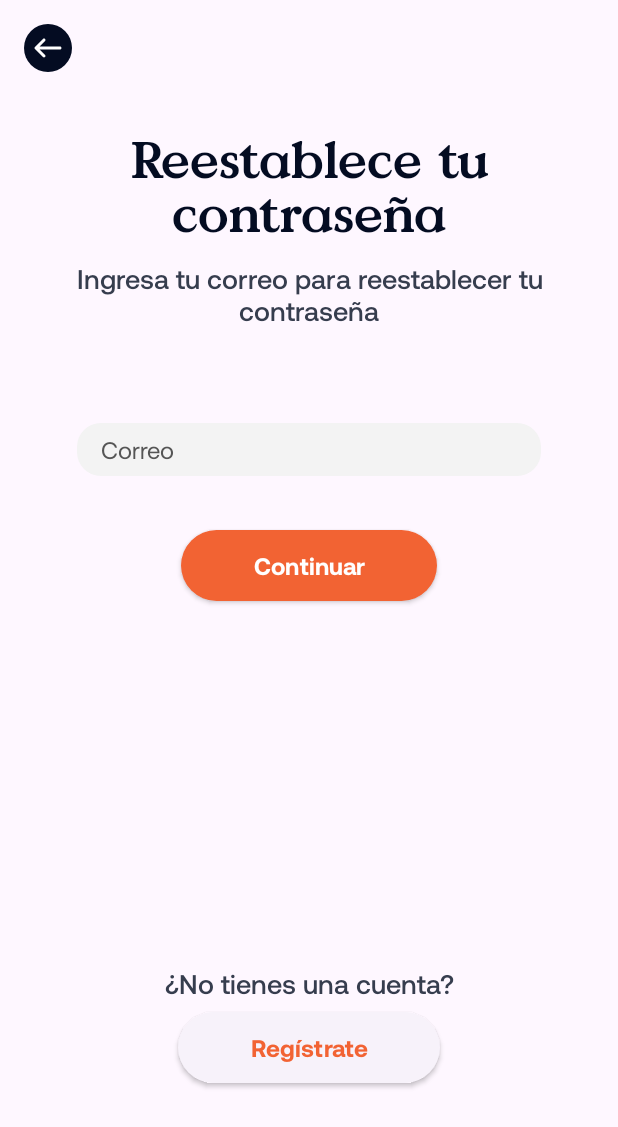
After one commit to angelb5/Tablemate, an Android app: the ForgotPasswordActivity screen opened directly, with no data from a screen before it, on a phone screen of 412 x 824 dp. The commit adds this screen. Shown: the top 1127 px of the screen. Run offline under Robolectric (Android 15) with nearby library versions, the phone set to English and light mode, and no system bars; our stand-ins replace Firebase (no records; nobody signed in at launch, a user with empty details on screens opened directly).

Commit message:
Flujo olvide contraseña

```diff
--- a/app/src/main/java/pe/edu/pucp/tablemate/Cliente/ClienteHomeActivity.java
+++ b/app/src/main/java/pe/edu/pucp/tablemate/Cliente/ClienteHomeActivity.java
@@ -3,24 +3,30 @@ package pe.edu.pucp.tablemate.Cliente;
 import android.content.Intent;
 import android.os.Bundle;
 import android.view.MenuItem;
+import android.widget.TextView;
 
 import androidx.annotation.NonNull;
 import androidx.appcompat.app.AppCompatActivity;
 
 import com.google.android.material.bottomnavigation.BottomNavigationView;
 import com.google.android.material.navigation.NavigationBarView;
+import com.google.firebase.auth.FirebaseAuth;
 
 import pe.edu.pucp.tablemate.Helpers.BottomNavigationViewHelper;
 import pe.edu.pucp.tablemate.R;
 
 public class ClienteHomeActivity extends AppCompatActivity {
     BottomNavigationView bottomNavigationView;
+    TextView tvHola;
     @Override
     protected void onCreate(Bundle savedInstanceState) {
         super.onCreate(savedInstanceState);
         setContentView(R.layout.activity_cliente_home);
 
         setBottomNavigationView();
+        tvHola = findViewById(R.id.tvClienteHomeHola);
+
+        tvHola.setText("Hola "+FirebaseAuth.getInstance().getCurrentUser().getDisplayName()+"!");
     }
 
     public void setBottomNavigationView(){
--- a/app/src/main/res/color/nav_icon_color.xml
+++ b/app/src/main/res/color/nav_icon_color.xml
@@ -1,5 +1,5 @@
 <?xml version="1.0" encoding="utf-8"?>
 <selector xmlns:android="http://schemas.android.com/apk/res/android">
-    <item android:color="@color/grey"/>
+    <item android:color="@color/grey" android:state_checked="false"/>
     <item android:color="@color/orange_main" android:state_checked="true"/>
 </selector>
--- /dev/null
+++ b/app/src/main/res/drawable/background_arrow_left_circle.xml
@@ -0,0 +1,29 @@
+
+<layer-list xmlns:android="http://schemas.android.com/apk/res/android"
+    android:width="32dp"
+    android:height="32dp"
+    android:viewportWidth="24"
+    android:viewportHeight="24">
+  <item
+      android:width="32dp"
+      android:height="32dp">
+    <shape android:shape="oval">
+      <solid android:color="@color/font_dark"/>
+    </shape>
+  </item>
+  <item
+      android:width="32dp"
+      android:height="32dp">
+    <vector
+        android:width="32dp"
+        android:height="32dp"
+        android:viewportWidth="24"
+        android:viewportHeight="24">
+      <path
+          android:pathData="M5.47,11.47C5.177,11.763 5.177,12.237 5.47,12.53L9.47,16.53C9.763,16.823 10.237,16.823 10.53,16.53C10.823,16.237 10.823,15.763 10.53,15.47L7.811,12.75L18,12.75C18.414,12.75 18.75,12.414 18.75,12C18.75,11.586 18.414,11.25 18,11.25L7.811,11.25L10.53,8.53C10.823,8.237 10.823,7.763 10.53,7.47C10.237,7.177 9.763,7.177 9.47,7.47L5.47,11.47Z"
+          android:fillColor="@color/white"
+          android:fillType="evenOdd"/>
+    </vector>
+  </item>
+
+</layer-list>
--- /dev/null
+++ b/app/src/main/res/drawable/background_arrow_left_circle_pressed.xml
@@ -0,0 +1,29 @@
+
+<layer-list xmlns:android="http://schemas.android.com/apk/res/android"
+    android:width="32dp"
+    android:height="32dp"
+    android:viewportWidth="24"
+    android:viewportHeight="24">
+  <item
+      android:width="32dp"
+      android:height="32dp">
+    <shape android:shape="oval">
+      <solid android:color="@color/font_light"/>
+    </shape>
+  </item>
+  <item
+      android:width="32dp"
+      android:height="32dp">
+    <vector
+        android:width="32dp"
+        android:height="32dp"
+        android:viewportWidth="24"
+        android:viewportHeight="24">
+      <path
+          android:pathData="M5.47,11.47C5.177,11.763 5.177,12.237 5.47,12.53L9.47,16.53C9.763,16.823 10.237,16.823 10.53,16.53C10.823,16.237 10.823,15.763 10.53,15.47L7.811,12.75L18,12.75C18.414,12.75 18.75,12.414 18.75,12C18.75,11.586 18.414,11.25 18,11.25L7.811,11.25L10.53,8.53C10.823,8.237 10.823,7.763 10.53,7.47C10.237,7.177 9.763,7.177 9.47,7.47L5.47,11.47Z"
+          android:fillColor="@color/white"
+          android:fillType="evenOdd"/>
+    </vector>
+  </item>
+
+</layer-list>
--- /dev/null
+++ b/app/src/main/res/drawable/button_back_alt.xml
@@ -0,0 +1,8 @@
+<?xml version="1.0" encoding="utf-8"?>
+<selector xmlns:android="http://schemas.android.com/apk/res/android">
+    <item android:drawable="@drawable/background_arrow_left_circle_pressed"
+        android:state_pressed="true" />
+    <item android:drawable="@drawable/background_arrow_left_circle_pressed"
+        android:state_focused="true" />
+    <item android:drawable="@drawable/background_arrow_left_circle" />
+</selector>
--- a/app/src/main/res/drawable/input_white.xml
+++ b/app/src/main/res/drawable/input_white.xml
@@ -2,7 +2,7 @@
 <selector xmlns:android="http://schemas.android.com/apk/res/android">
     <item android:state_enabled="true" android:state_focused="true">
         <shape android:shape="rectangle">
-            <solid android:color="@color/grey_light"/>
+            <solid android:color="@color/white"/>
             <corners android:radius="16dp"/>
         </shape>
     </item>
--- a/app/src/main/res/layout/activity_cliente_home.xml
+++ b/app/src/main/res/layout/activity_cliente_home.xml
@@ -43,7 +43,8 @@
         android:layout_marginEnd="24dp"
         android:ems="10"
         android:inputType="textPersonName"
-        android:text="Name"
+        android:hint="Buscar por nombre"
+        android:drawableEnd="@drawable/ic_search"
         app:layout_constraintEnd_toEndOf="parent"
         app:layout_constraintStart_toStartOf="parent"
         app:layout_constraintTop_toBottomOf="@+id/tvClienteHomeEncuentra" />
--- /dev/null
+++ b/app/src/main/res/layout/activity_forgot_password.xml
@@ -0,0 +1,127 @@
+<?xml version="1.0" encoding="utf-8"?>
+<androidx.constraintlayout.widget.ConstraintLayout xmlns:android="http://schemas.android.com/apk/res/android"
+    xmlns:app="http://schemas.android.com/apk/res-auto"
+    xmlns:tools="http://schemas.android.com/tools"
+    android:layout_width="match_parent"
+    android:layout_height="match_parent"
+    tools:context=".Anonymus.ForgotPasswordActivity">
+
+    <ScrollView
+        android:layout_width="match_parent"
+        android:layout_height="wrap_content"
+        android:fillViewport="true"
+        app:layout_constraintTop_toTopOf="parent">
+
+        <androidx.constraintlayout.widget.ConstraintLayout
+            android:layout_width="match_parent"
+            android:layout_height="wrap_content"
+            android:fitsSystemWindows="true">
+
+            <TextView
+                android:id="@+id/tvForgotPasswordTitle"
+                style="@style/ValueSerifTitle"
+                android:lineHeight="36sp"
+                android:layout_width="0dp"
+                android:layout_height="wrap_content"
+                android:layout_marginTop="80dp"
+                android:layout_marginHorizontal="40dp"
+                android:text="Reestablece tu contraseña"
+                android:textAlignment="center"
+                app:layout_constraintEnd_toEndOf="parent"
+                app:layout_constraintStart_toStartOf="parent"
+                app:layout_constraintTop_toTopOf="parent" />
+
+            <TextView
+                android:id="@+id/tvForgotPasswordText"
+                style="@style/LightMedium18"
+                android:layout_width="0dp"
+                android:layout_height="wrap_content"
+                android:layout_marginHorizontal="40dp"
+                android:layout_marginTop="8dp"
+                android:text="Ingresa tu correo para reestablecer tu contraseña"
+                android:textAlignment="center"
+                app:layout_constraintEnd_toEndOf="parent"
+                app:layout_constraintStart_toStartOf="parent"
+                app:layout_constraintTop_toBottomOf="@+id/tvForgotPasswordTitle" />
+
+            <EditText
+                android:id="@+id/etForgotPasswordCorreo"
+                style="@style/InputGrey"
+                android:layout_width="wrap_content"
+                android:layout_height="wrap_content"
+                android:layout_marginTop="64dp"
+                android:hint="Correo"
+                android:inputType="textEmailAddress"
+                app:layout_constraintEnd_toEndOf="parent"
+                app:layout_constraintStart_toStartOf="parent"
+                app:layout_constraintTop_toBottomOf="@+id/tvForgotPasswordText"
+                tools:ignore="TouchTargetSizeCheck" />
+
+            <Button
+                android:id="@+id/btnForgotPasswordSend"
+                style="@style/BtnPrimary"
+                android:layout_width="wrap_content"
+                android:layout_height="wrap_content"
+                android:layout_marginTop="32dp"
+                android:onClick="sendForgotPasswordMail"
+                android:text="Continuar"
+                app:layout_constraintEnd_toEndOf="parent"
+                app:layout_constraintStart_toStartOf="parent"
+                app:layout_constraintTop_toBottomOf="@+id/etForgotPasswordCorreo" />
+
+            <TextView
+                android:id="@+id/tvForgotPasswordNoTienes"
+                style="@style/LightMedium18"
+                android:layout_width="wrap_content"
+                android:layout_height="wrap_content"
+                android:layout_marginTop="240dp"
+                android:text="¿No tienes una cuenta?"
+                app:layout_constraintEnd_toEndOf="parent"
+                app:layout_constraintStart_toStartOf="parent"
+                app:layout_constraintTop_toBottomOf="@+id/btnForgotPasswordSend" />
+
+            <Button
+                android:id="@+id/btnForgotPasswordGoToRegister"
+                style="@style/BtnSecondary"
+                android:layout_width="wrap_content"
+                android:layout_height="wrap_content"
+                android:layout_marginTop="4dp"
+                android:layout_marginBottom="24dp"
+                android:onClick="goToRegisterActivity"
+                android:text="Regístrate"
+                android:textSize="16sp"
+                app:layout_constraintBottom_toBottomOf="parent"
+                app:layout_constraintEnd_toEndOf="parent"
+                app:layout_constraintStart_toStartOf="parent"
+                app:layout_constraintTop_toBottomOf="@id/tvForgotPasswordNoTienes"
+                app:layout_constraintVertical_bias="0.0"
+                app:layout_goneMarginBottom="24dp" />
+
+
+        </androidx.constraintlayout.widget.ConstraintLayout>
+    </ScrollView>
+
+    <ImageButton
+        android:id="@+id/ibForgotPasswordBack"
+        android:layout_width="wrap_content"
+        android:layout_height="wrap_content"
+        android:layout_marginStart="16dp"
+        android:layout_marginTop="16dp"
+        android:background="@null"
+        android:onClick="backButton"
+        android:scaleType="center"
+        android:src="@drawable/button_back_alt"
+        app:layout_constraintStart_toStartOf="parent"
+        app:layout_constraintTop_toTopOf="parent" />
+
+    <ProgressBar
+        android:id="@+id/pbForgotPassword"
+        style="?android:attr/progressBarStyle"
+        android:layout_width="wrap_content"
+        android:layout_height="wrap_content"
+        app:layout_constraintBottom_toBottomOf="parent"
+        app:layout_constraintEnd_toEndOf="parent"
+        app:layout_constraintStart_toStartOf="parent"
+        app:layout_constraintTop_toTopOf="parent"
+        android:visibility="gone"/>
+</androidx.constraintlayout.widget.ConstraintLayout>
--- a/app/src/main/res/layout/activity_login.xml
+++ b/app/src/main/res/layout/activity_login.xml
@@ -90,6 +90,7 @@
             android:layout_marginTop="32dp"/>
 
         <Button
+            android:onClick="goToForgotPasswordActivity"
             android:id="@+id/btnLoginForgotPassword"
             style="@style/Widget.Material3.Button.TextButton"
             android:textColor="@color/orange_main"
```
Also changed, not shown: app/src/main/AndroidManifest.xml (+40 -27 lines), app/src/main/java/pe/edu/pucp/tablemate/Anonymus/ForgotPasswordActivity.java (added, +100 -0 lines), app/src/main/java/pe/edu/pucp/tablemate/Anonymus/LoginActivity.java (+8 -2 lines), app/src/main/java/pe/edu/pucp/tablemate/Anonymus/RegisterActivity.java (+11 -5 lines), app/src/main/java/pe/edu/pucp/tablemate/Entity/User.java (+11 -1 lines), app/src/main/java/pe/edu/pucp/tablemate/MainActivity.java (+7 -2 lines), app/src/main/res/values/themes.xml (+3 -5 lines), app/src/main/res/drawable/screenmessage_calm.png (added).
